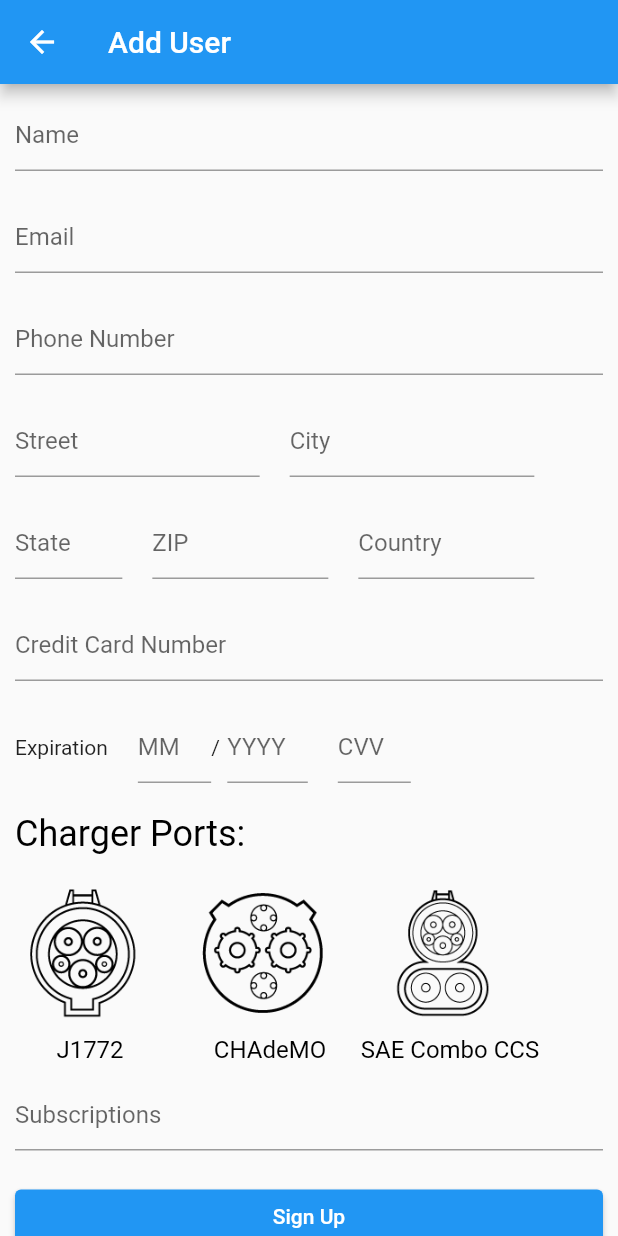
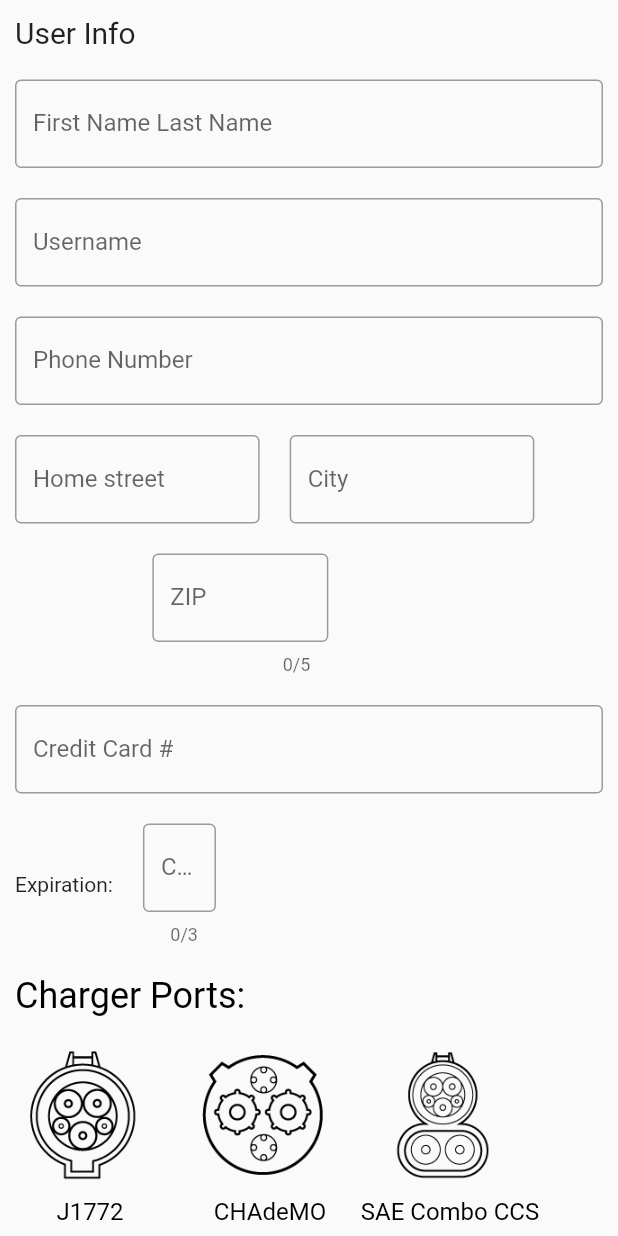
Before and after one commit to JonesParEnvorso/envorsocarcharger, a Flutter app: the AddPID screen opened directly, on a phone screen of 412 x 824 dp. Run offline on Flutter 3.47's test engine with Material 2 defaults, Android fonts, the phone set to English and light mode, and no system bars; our stand-ins replace avatar_glow, cloud_firestore, firebase_core, google_maps_flutter, speech_to_text; missing offline and left inert: highlight_text; accounts and stored records are empty.

Commit message:
firstlaunch and newUser UI changes

```diff
--- a/envorso_charging_app/lib/firstlaunch.dart
+++ b/envorso_charging_app/lib/firstlaunch.dart
@@ -13,7 +13,7 @@ class MyApp extends StatelessWidget {
   @override
   Widget build(BuildContext context) {
     return MaterialApp(
-      title: 'Flutter Demo',
+      title: 'First Launch',
       theme: ThemeData(
         primarySwatch: Colors.blue,
       ),
--- a/envorso_charging_app/lib/newUser.dart
+++ b/envorso_charging_app/lib/newUser.dart
@@ -217,22 +217,29 @@ class _AddPID extends State<AddPID> {
     } // _selectDate */
 
     return Scaffold(
-      appBar: AppBar(
-        title: const Text("Add User"),
-      ),
       body: Form(
           key: _formKey,
           child: ListView(
             children: <Widget>[
               // text entries
               Container(
-                // name
+                  alignment: Alignment.centerLeft,
+                  padding: const EdgeInsets.all(10),
+                  child: const Text(
+                    'User Info',
+                    style: TextStyle(fontSize: 20),
+                  )),
+              Container(
+                // namw
                 width: screenWidth,
                 padding: inputPadding,
                 child: TextFormField(
                     controller: newName,
                     //autocorrect: false,
-                    decoration: const InputDecoration(hintText: 'Name'),
+                    decoration: const InputDecoration(
+                      border: OutlineInputBorder(),
+                      labelText: 'First Name Last Name',
+                    ),
                     keyboardType: TextInputType.name,
                     textInputAction: TextInputAction.next,
                     validator: _validateField),
@@ -243,8 +250,10 @@ class _AddPID extends State<AddPID> {
                 padding: inputPadding,
                 child: TextFormField(
                     controller: newEmail,
-                    //autocorrect: false,
-                    decoration: const InputDecoration(hintText: 'Email'),
+                    decoration: const InputDecoration(
+                      border: OutlineInputBorder(),
+                      labelText: 'Username',
+                    ),
                     keyboardType: TextInputType.emailAddress,
                     textInputAction: TextInputAction.next,
                     validator: _validateField),
@@ -256,8 +265,10 @@ class _AddPID extends State<AddPID> {
                   child: TextFormField(
                       controller: newPhone,
                       //autocorrect: false,
-                      decoration:
-                          const InputDecoration(hintText: 'Phone Number'),
+                      decoration: const InputDecoration(
+                        border: OutlineInputBorder(),
+                        labelText: 'Phone Number',
+                      ),
                       keyboardType: TextInputType.phone,
                       inputFormatters: <TextInputFormatter>[
                         FilteringTextInputFormatter.digitsOnly
@@ -274,7 +285,10 @@ class _AddPID extends State<AddPID> {
                     child: TextFormField(
                         controller: newStreet,
                         //autocorrect: false,
-                        decoration: const InputDecoration(hintText: 'Street'),
+                        decoration: const InputDecoration(
+                          border: OutlineInputBorder(),
+                          labelText: 'Home street',
+                        ),
                         keyboardType: TextInputType.streetAddress,
                         textInputAction: TextInputAction.next,
                         validator: _validateField),
@@ -286,7 +300,10 @@ class _AddPID extends State<AddPID> {
                     child: TextFormField(
                         controller: newCity,
                         //autocorrect: false,
-                        decoration: const InputDecoration(hintText: 'City'),
+                        decoration: const InputDecoration(
+                          border: OutlineInputBorder(),
+                          labelText: 'City',
+                        ),
                         textInputAction: TextInputAction.next,
                         validator: _validateField),
                   )
@@ -298,18 +315,13 @@ class _AddPID extends State<AddPID> {
                     // state
                     width: screenWidth / 4.5,
                     padding: inputPadding,
-                    child: TextFormField(
-                        controller: newState,
-                        //autocorrect: false,
-                        decoration: const InputDecoration(
-                            hintText: 'State', counterText: ""),
-                        maxLength: 2,
-                        textInputAction: TextInputAction.next,
-                        onChanged: (value) => {
-                              if (newState.text.length == 2)
-                                {FocusScope.of(context).nextFocus()}
-                            },
-                        validator: _validateField),
+
+                    // WILL BE DROP DOWN
+
+                    /*child: DropdownButton(
+                      value: selectedValue,
+
+                    )*/
                   ),
                   Container(
                     // zip
@@ -319,7 +331,9 @@ class _AddPID extends State<AddPID> {
                         controller: newZip,
                         //autocorrect: false,
                         decoration: const InputDecoration(
-                            hintText: 'ZIP', counterText: ""),
+                          border: OutlineInputBorder(),
+                          labelText: 'ZIP',
+                        ),
                         keyboardType: TextInputType.number,
                         maxLength: 5,
                         // accepts numbers only
@@ -337,12 +351,12 @@ class _AddPID extends State<AddPID> {
                     // country
                     width: screenWidth / 3,
                     padding: inputPadding,
-                    child: TextFormField(
-                        controller: newCountry,
-                        //autocorrect: false,
-                        decoration: const InputDecoration(hintText: 'Country'),
-                        textInputAction: TextInputAction.next,
-                        validator: _validateField),
+
+                    // WILL BE DROP DOWN
+
+                    /*child: DropdownButton(
+
+                       ),*/
                   )
                 ],
               ),
@@ -353,8 +367,10 @@ class _AddPID extends State<AddPID> {
                 child: TextFormField(
                     controller: newCard,
                     //autocorrect: false,
-                    decoration:
-                        const InputDecoration(hintText: 'Credit Card Number'),
+                    decoration: const InputDecoration(
+                          border: OutlineInputBorder(),
+                          labelText: 'Credit Card #',
+                        ),
                     keyboardType: TextInputType.number,
                     // accepts numbers only
                     inputFormatters: <TextInputFormatter>[
@@ -367,9 +383,12 @@ class _AddPID extends State<AddPID> {
                 children: [
                   Container(
                     padding: inputPadding,
-                    child: const Text("Expiration"),
+                    child: const Text("Expiration:"),
                   ),
-                  Container(
+
+                  // WILL BE DROP DOWN
+
+                  /*Container(
                       // expiration month
                       width: screenWidth / 7,
                       padding: const EdgeInsets.fromLTRB(10.0, 10.0, 0.0, 10.0),
@@ -409,7 +428,7 @@ class _AddPID extends State<AddPID> {
                                 if (newExpirYr.text.length == 4)
                                   {FocusScope.of(context).nextFocus()}
                               },
-                          validator: _validateField)),
+                          validator: _validateField)),*/
                   Container(
                     // cvv
                     width: screenWidth / 6,
@@ -418,7 +437,9 @@ class _AddPID extends State<AddPID> {
                         controller: newCvv,
                         //autocorrect: false,
                         decoration: const InputDecoration(
-                            hintText: 'CVV', counterText: ""),
+                          border: OutlineInputBorder(),
+                          labelText: 'CVV',
+                        ),
                         maxLength: 3,
                         keyboardType: TextInputType.number,
                         inputFormatters: <TextInputFormatter>[
```
